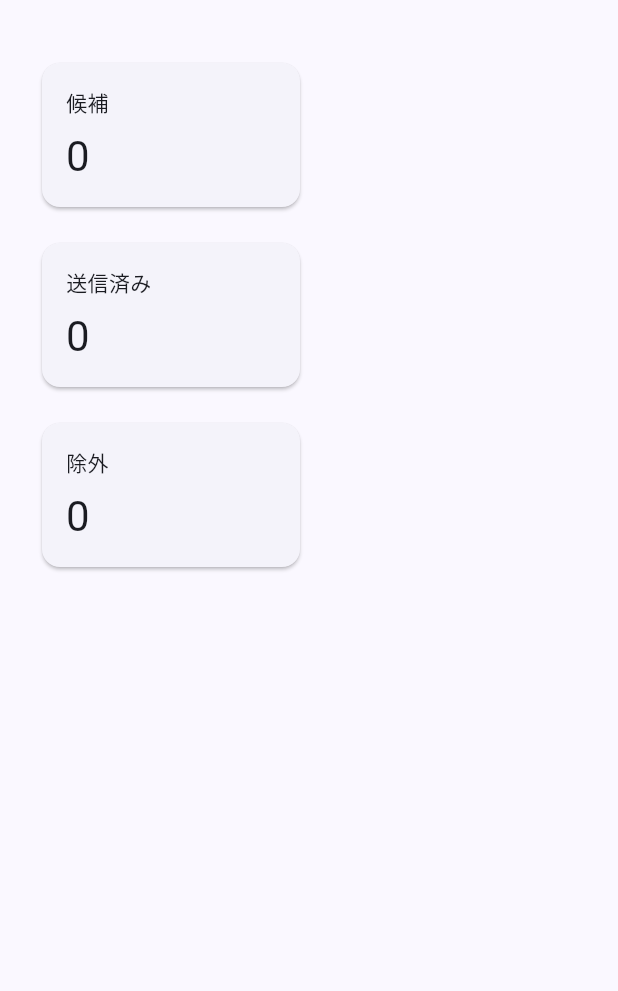
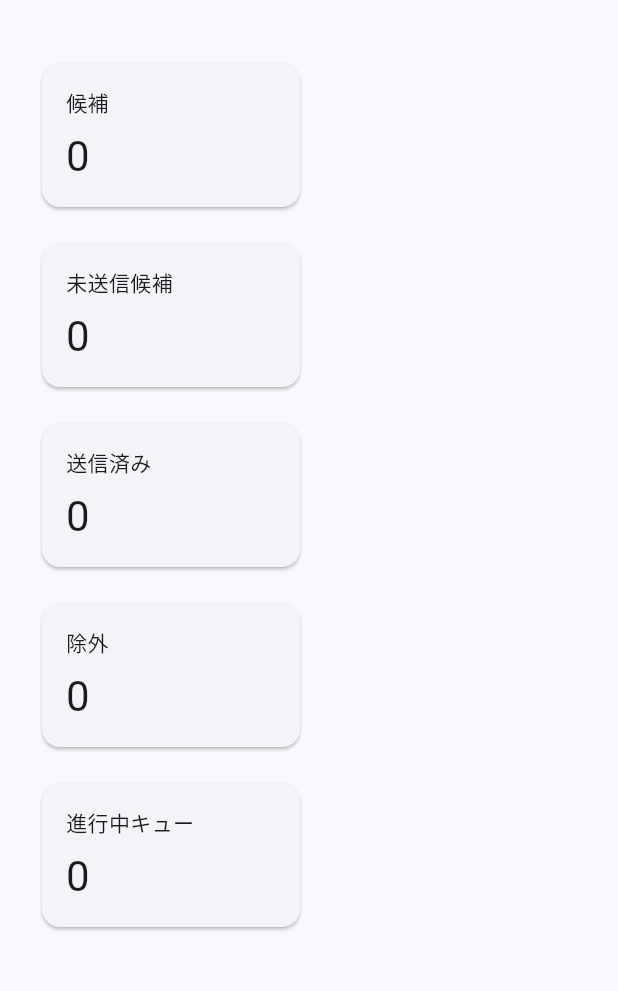
Before and after one commit to x-scout-manager/x-scout-manager, a Flutter app: the DashboardPage screen opened directly, on a phone screen of 412 x 824 dp, the part 63-1054 px from its top. Run offline on Flutter 3.47's test engine with Material 3 defaults, Android fonts, the phone set to English and light mode, and no system bars; our stand-ins replace cloud_firestore, cloud_functions, firebase_auth, firebase_core; accounts and stored records are empty; statements that could not run were skipped.

Commit message:
feat: show dashboard counts

```diff
--- a/lib/app/di/providers.dart
+++ b/lib/app/di/providers.dart
@@ -13,6 +13,9 @@ import '../../features/candidates/data/firestore_candidate_repository.dart';
 import '../../features/candidates/usecase/exclude_candidate.dart';
 import '../../features/candidates/usecase/load_candidates.dart';
 import '../../features/candidates/usecase/restore_candidate.dart';
+import '../../features/dashboard/data/dashboard_repository.dart';
+import '../../features/dashboard/data/firestore_dashboard_repository.dart';
+import '../../features/dashboard/usecase/load_dashboard_summary.dart';
 import '../../features/exclusions/data/exclusion_repository.dart';
 import '../../features/exclusions/data/firestore_exclusion_repository.dart';
 import '../../features/exclusions/usecase/load_excluded_accounts.dart';
@@ -43,6 +46,7 @@ class AppDependencies {
     AuthRepository? authRepository,
     UserRepository? userRepository,
     SettingsRepository? settingsRepository,
+    DashboardRepository? dashboardRepository,
     ExclusionRepository? exclusionRepository,
     TemplateRepository? templateRepository,
     CandidateRepository? candidateRepository,
@@ -53,6 +57,8 @@ class AppDependencies {
   }) : authRepository = authRepository ?? FirebaseAuthRepository(),
        userRepository = userRepository ?? FirestoreUserRepository(),
        settingsRepository = settingsRepository ?? FirestoreSettingsRepository(),
+       dashboardRepository =
+           dashboardRepository ?? FirestoreDashboardRepository(),
        exclusionRepository =
            exclusionRepository ?? FirestoreExclusionRepository(),
        templateRepository = templateRepository ?? FirestoreTemplateRepository(),
@@ -72,6 +78,7 @@ class AppDependencies {
   final AuthRepository authRepository;
   final UserRepository userRepository;
   final SettingsRepository settingsRepository;
+  final DashboardRepository dashboardRepository;
   final ExclusionRepository exclusionRepository;
   final TemplateRepository templateRepository;
   final CandidateRepository candidateRepository;
@@ -85,6 +92,9 @@ class AppDependencies {
   LoadSession get loadSession => LoadSession(authRepository, userRepository);
 
   SignOut get signOut => SignOut(authRepository);
+
+  LoadDashboardSummary get loadDashboardSummary =>
+      LoadDashboardSummary(dashboardRepository);
 
   LoadScoutSettings get loadScoutSettings =>
       LoadScoutSettings(settingsRepository);
--- a/lib/features/dashboard/model/dashboard_summary.dart
+++ b/lib/features/dashboard/model/dashboard_summary.dart
@@ -3,9 +3,13 @@ class DashboardSummary {
     required this.candidateCount,
     required this.sentCount,
     required this.excludedCount,
+    required this.unsentCandidateCount,
+    required this.activeQueueCount,
   });
 
   final int candidateCount;
   final int sentCount;
   final int excludedCount;
+  final int unsentCandidateCount;
+  final int activeQueueCount;
 }
--- a/lib/features/dashboard/view/pages/dashboard_page.dart
+++ b/lib/features/dashboard/view/pages/dashboard_page.dart
@@ -1,6 +1,8 @@
 import 'package:flutter/material.dart';
 
+import '../../../../app/di/providers.dart';
 import '../../../../core/ui/widgets/app_scaffold.dart';
+import '../../vm/dashboard_vm.dart';
 import '../widgets/summary_tiles.dart';
 
 class DashboardPage extends StatelessWidget {
@@ -8,12 +10,72 @@ class DashboardPage extends StatelessWidget {
 
   @override
   Widget build(BuildContext context) {
-    return const AppScaffold(
+    final dependencies = AppProviders.of(context);
+    return AppScaffold(
       title: 'ダッシュボード',
-      body: Padding(
-        padding: EdgeInsets.all(24),
-        child: SummaryTiles(),
-      ),
+      body: _DashboardBody(vm: DashboardVm(dependencies.loadDashboardSummary)),
     );
   }
 }
+
+class _DashboardBody extends StatefulWidget {
+  const _DashboardBody({required this.vm});
+
+  final DashboardVm vm;
+
+  @override
+  State<_DashboardBody> createState() => _DashboardBodyState();
+}
+
+class _DashboardBodyState extends State<_DashboardBody> {
+  @override
+  void dispose() {
+    widget.vm.dispose();
+    super.dispose();
+  }
+
+  @override
+  Widget build(BuildContext context) {
+    return ListenableBuilder(
+      listenable: widget.vm,
+      builder: (context, _) {
+        final state = widget.vm.state;
+        if (state.isLoading && state.summary == null) {
+          return const Center(child: CircularProgressIndicator());
+        }
+        if (state.errorMessage != null && state.summary == null) {
+          return Center(
+            child: Column(
+              mainAxisSize: MainAxisSize.min,
+              children: [
+                Text(state.errorMessage!),
+                const SizedBox(height: 16),
+                FilledButton(
+                  onPressed: widget.vm.load,
+                  child: const Text('再読み込み'),
+                ),
+              ],
+            ),
+          );
+        }
+        final summary = state.summary;
+        if (summary == null) {
+          return const Center(child: Text('表示できる集計データがありません。'));
+        }
+        return SingleChildScrollView(
+          padding: const EdgeInsets.all(24),
+          child: Column(
+            crossAxisAlignment: CrossAxisAlignment.start,
+            children: [
+              if (state.isLoading) ...[
+                const LinearProgressIndicator(),
+                const SizedBox(height: 16),
+              ],
+              SummaryTiles(summary: summary),
+            ],
+          ),
+        );
+      },
+    );
+  }
+}
--- a/lib/features/dashboard/view/widgets/summary_tiles.dart
+++ b/lib/features/dashboard/view/widgets/summary_tiles.dart
@@ -1,17 +1,29 @@
 import 'package:flutter/material.dart';
 
+import '../../model/dashboard_summary.dart';
+
 class SummaryTiles extends StatelessWidget {
-  const SummaryTiles({super.key});
+  const SummaryTiles({required this.summary, super.key});
+
+  final DashboardSummary summary;
 
   @override
   Widget build(BuildContext context) {
-    return const Wrap(
+    return Wrap(
       spacing: 16,
       runSpacing: 16,
       children: [
-        _SummaryTile(label: '候補', value: '0'),
-        _SummaryTile(label: '送信済み', value: '0'),
-        _SummaryTile(label: '除外', value: '0'),
+        _SummaryTile(label: '候補', value: summary.candidateCount.toString()),
+        _SummaryTile(
+          label: '未送信候補',
+          value: summary.unsentCandidateCount.toString(),
+        ),
+        _SummaryTile(label: '送信済み', value: summary.sentCount.toString()),
+        _SummaryTile(label: '除外', value: summary.excludedCount.toString()),
+        _SummaryTile(
+          label: '進行中キュー',
+          value: summary.activeQueueCount.toString(),
+        ),
       ],
     );
   }
--- a/lib/features/dashboard/vm/dashboard_vm.dart
+++ b/lib/features/dashboard/vm/dashboard_vm.dart
@@ -1,3 +1,45 @@
-class DashboardVm {
-  const DashboardVm();
+import 'package:flutter/foundation.dart';
+
+import '../model/dashboard_summary.dart';
+import '../usecase/load_dashboard_summary.dart';
+
+class DashboardState {
+  const DashboardState({
+    this.summary,
+    this.isLoading = true,
+    this.errorMessage,
+  });
+
+  final DashboardSummary? summary;
+  final bool isLoading;
+  final String? errorMessage;
 }
+
+class DashboardVm extends ChangeNotifier {
+  DashboardVm(this._loadDashboardSummary) {
+    load();
+  }
+
+  final LoadDashboardSummary _loadDashboardSummary;
+
+  DashboardState _state = const DashboardState();
+
+  DashboardState get state => _state;
+
+  Future<void> load() async {
+    _state = DashboardState(summary: _state.summary);
+    notifyListeners();
+
+    try {
+      final summary = await _loadDashboardSummary();
+      _state = DashboardState(summary: summary, isLoading: false);
+      notifyListeners();
+    } catch (_) {
+      _state = const DashboardState(
+        isLoading: false,
+        errorMessage: 'ダッシュボードの読み込みに失敗しました。',
+      );
+      notifyListeners();
+    }
+  }
+}
```
Also changed, not shown: lib/features/dashboard/data/firestore_dashboard_repository.dart (+36 -5 lines), 5 other files.
